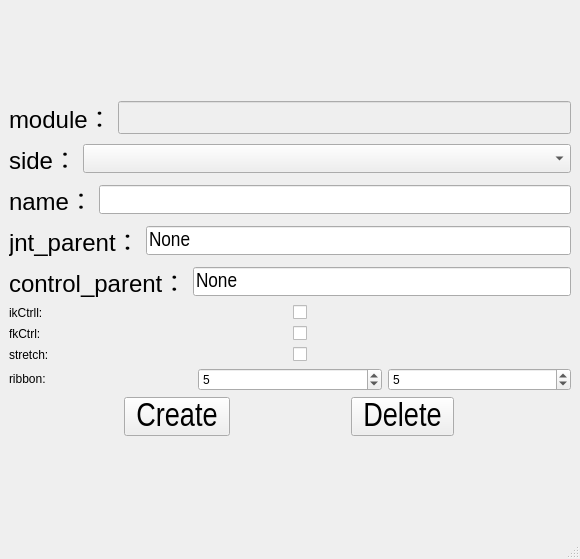
Before: the Qt Designer form bind/ui/widget/limb_ui.ui in MuZiMuZi/muziToolset, drawn with Qt 5.
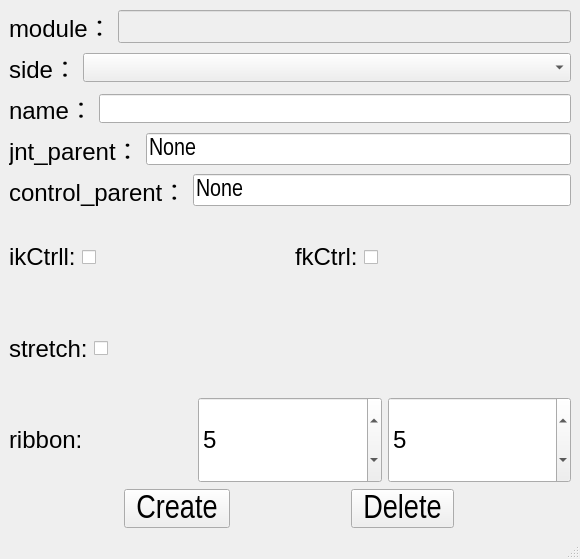
After: the same form once the commit is applied.

Commit message: 优化limb的界面设置和属性设置

Patch:
```diff
--- a/bind/ui/widget/limb_ui.ui
+++ b/bind/ui/widget/limb_ui.ui
@@ -185,7 +185,7 @@
           <property name="font">
            <font>
             <family>Arial Narrow</family>
-            <pointsize>16</pointsize>
+            <pointsize>18</pointsize>
            </font>
           </property>
           <property name="text">
@@ -229,7 +229,7 @@
           <property name="font">
            <font>
             <family>Arial Narrow</family>
-            <pointsize>16</pointsize>
+            <pointsize>18</pointsize>
            </font>
           </property>
           <property name="text">
@@ -243,6 +243,17 @@
        <layout class="QHBoxLayout" name="horizontalLayout_11">
         <item>
          <widget class="QLabel" name="ikCtrl_label">
+          <property name="sizePolicy">
+           <sizepolicy hsizetype="Fixed" vsizetype="Preferred">
+            <horstretch>0</horstretch>
+            <verstretch>0</verstretch>
+           </sizepolicy>
+          </property>
+          <property name="font">
+           <font>
+            <pointsize>18</pointsize>
+           </font>
+          </property>
           <property name="text">
            <string>ikCtrll:</string>
           </property>
@@ -250,24 +261,44 @@
         </item>
         <item>
          <widget class="QCheckBox" name="ikCtrl_cbox">
+          <property name="sizePolicy">
+           <sizepolicy hsizetype="Preferred" vsizetype="Preferred">
+            <horstretch>0</horstretch>
+            <verstretch>0</verstretch>
+           </sizepolicy>
+          </property>
           <property name="text">
            <string/>
           </property>
          </widget>
         </item>
-       </layout>
-      </item>
-      <item>
-       <layout class="QHBoxLayout" name="horizontalLayout_10">
         <item>
          <widget class="QLabel" name="fkCtrl_label">
+          <property name="sizePolicy">
+           <sizepolicy hsizetype="Fixed" vsizetype="Preferred">
+            <horstretch>0</horstretch>
+            <verstretch>0</verstretch>
+           </sizepolicy>
+          </property>
+          <property name="font">
+           <font>
+            <pointsize>18</pointsize>
+           </font>
+          </property>
           <property name="text">
            <string>fkCtrl:</string>
           </property>
          </widget>
         </item>
         <item>
-         <widget class="QCheckBox" name="checkBox_2"/>
+         <widget class="QCheckBox" name="fkCtrl_cbox">
+          <property name="sizePolicy">
+           <sizepolicy hsizetype="Preferred" vsizetype="Preferred">
+            <horstretch>0</horstretch>
+            <verstretch>0</verstretch>
+           </sizepolicy>
+          </property>
+         </widget>
         </item>
        </layout>
       </item>
@@ -275,6 +306,17 @@
        <layout class="QHBoxLayout" name="horizontalLayout_9">
         <item>
          <widget class="QLabel" name="stretch_label">
+          <property name="sizePolicy">
+           <sizepolicy hsizetype="Fixed" vsizetype="Preferred">
+            <horstretch>0</horstretch>
+            <verstretch>0</verstretch>
+           </sizepolicy>
+          </property>
+          <property name="font">
+           <font>
+            <pointsize>18</pointsize>
+           </font>
+          </property>
           <property name="text">
            <string>stretch:</string>
           </property>
@@ -282,6 +324,12 @@
         </item>
         <item>
          <widget class="QCheckBox" name="stretch_cbox">
+          <property name="sizePolicy">
+           <sizepolicy hsizetype="Preferred" vsizetype="Preferred">
+            <horstretch>0</horstretch>
+            <verstretch>0</verstretch>
+           </sizepolicy>
+          </property>
           <property name="text">
            <string/>
           </property>
@@ -294,11 +342,16 @@
         <item>
          <widget class="QLabel" name="ribbon_label">
           <property name="sizePolicy">
-           <sizepolicy hsizetype="Preferred" vsizetype="Maximum">
+           <sizepolicy hsizetype="Preferred" vsizetype="Preferred">
             <horstretch>0</horstretch>
             <verstretch>0</verstretch>
            </sizepolicy>
           </property>
+          <property name="font">
+           <font>
+            <pointsize>18</pointsize>
+           </font>
+          </property>
           <property name="text">
            <string>ribbon:</string>
           </property>
@@ -306,6 +359,17 @@
         </item>
         <item>
          <widget class="QSpinBox" name="up_number_sbox">
+          <property name="sizePolicy">
+           <sizepolicy hsizetype="Preferred" vsizetype="Preferred">
+            <horstretch>0</horstretch>
+            <verstretch>0</verstretch>
+           </sizepolicy>
+          </property>
+          <property name="font">
+           <font>
+            <pointsize>18</pointsize>
+           </font>
+          </property>
           <property name="minimum">
            <number>1</number>
           </property>
@@ -316,6 +380,17 @@
         </item>
         <item>
          <widget class="QSpinBox" name="down_number_sbox">
+          <property name="sizePolicy">
+           <sizepolicy hsizetype="Preferred" vsizetype="Preferred">
+            <horstretch>0</horstretch>
+            <verstretch>0</verstretch>
+           </sizepolicy>
+          </property>
+          <property name="font">
+           <font>
+            <pointsize>18</pointsize>
+           </font>
+          </property>
           <property name="minimum">
            <number>1</number>
           </property>
```
The commit also changes 3 other files.
